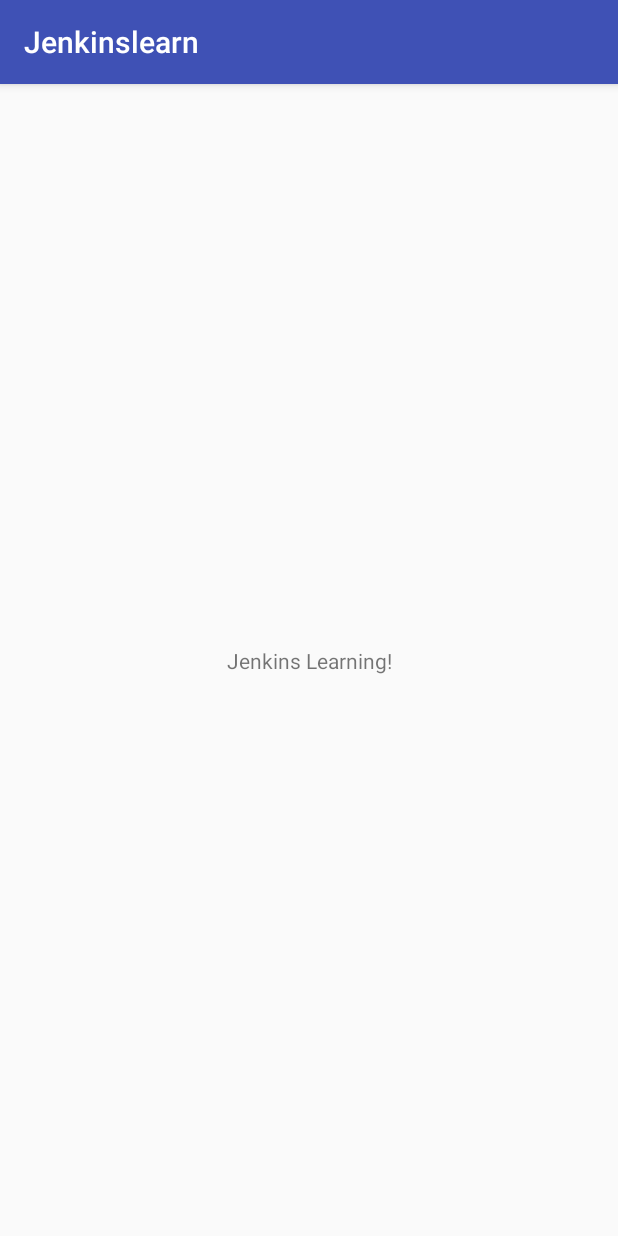
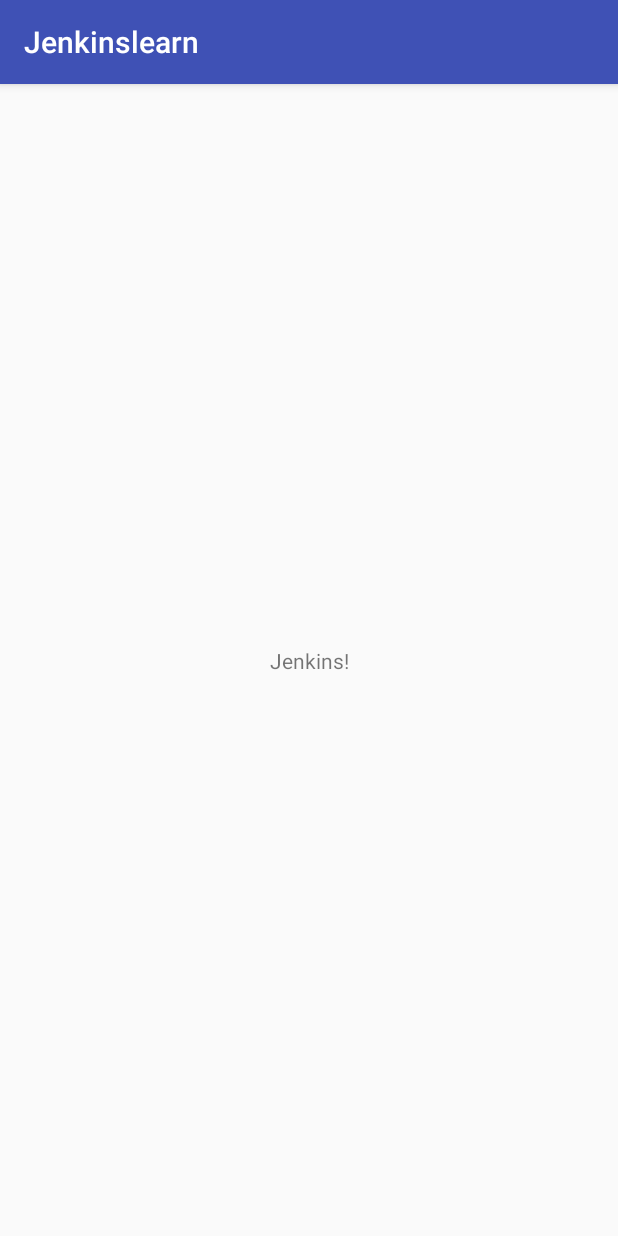
Before and after one commit to selvakumar1994/jenkinslearn, an Android app: the screen it shows after launch (MainActivity), on a phone screen of 412 x 824 dp. Run offline under Robolectric (Android 15) with nearby library versions, the phone set to English and light mode, and no system bars.

Commit message:
Update activity_main.xml

```diff
--- a/app/src/main/res/layout/activity_main.xml
+++ b/app/src/main/res/layout/activity_main.xml
@@ -9,7 +9,7 @@
     <TextView
         android:layout_width="wrap_content"
         android:layout_height="wrap_content"
-        android:text="Jenkins Learning!"
+        android:text="Jenkins!"
         app:layout_constraintBottom_toBottomOf="parent"
         app:layout_constraintLeft_toLeftOf="parent"
         app:layout_constraintRight_toRightOf="parent"
```
